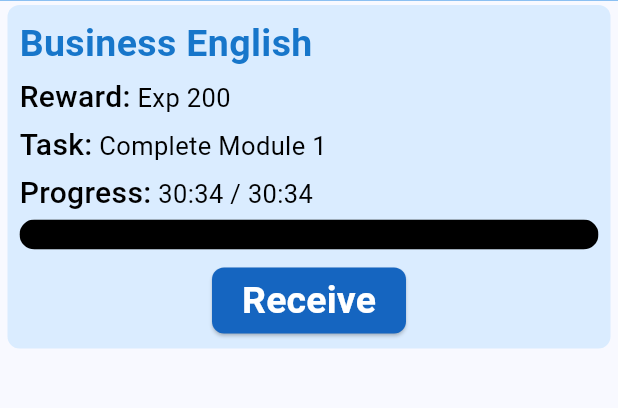
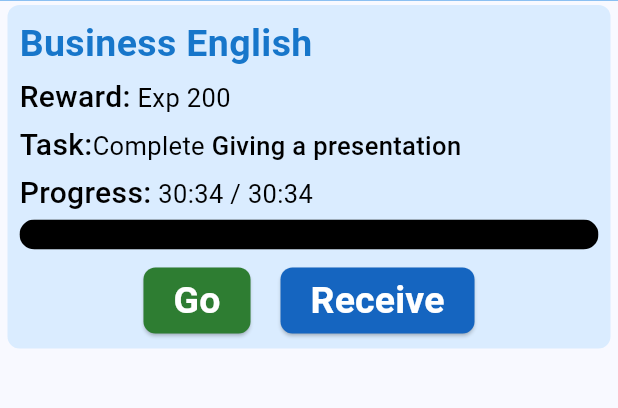
Before and after one commit to Crystal511123/StudyBuddy, a Flutter app: the LandPage screen opened directly, after a tap on the "map" icon, after a tap on "Tasks", on a phone screen of 412 x 824 dp, the part 97-505 px from its top. Run offline on Flutter 3.47's test engine with Material 3 defaults, Android fonts, the phone set to English and light mode, and no system bars.

Commit message:
go and image

```diff
--- a/lib/land.dart
+++ b/lib/land.dart
@@ -18,8 +18,11 @@ class _LandPageState extends State<LandPage> {
         //child:
         Container(
           decoration: BoxDecoration(
-          image: DecorationImage(
+          image: Provider.of<SharedState>(context, listen:false).selectarea=='barn'&&widget.area!='Forest' ? DecorationImage(
             image: AssetImage('image/barnarea.png'), // Path to your image
+            fit: BoxFit.cover, // Ensures the image fills the entire background
+          ):DecorationImage(
+            image: AssetImage('image/forestbg.png'), // Path to your image
             fit: BoxFit.cover, // Ensures the image fills the entire background
           ),
         ),
@@ -50,21 +53,6 @@ class _LandPageState extends State<LandPage> {
                 },
               ),
             )
-              /*
-              child: IconButton(
-                iconSize:50,
-                icon: Icon(Icons.map),
-                color: Colors.blue[900],
-                onPressed: () {
-                  Navigator.of(context).pop();
-                  Navigator.push(
-                    context,
-                    MaterialPageRoute(
-                      builder: (context) => MyHomePage(),
-                    ),
-                  );
-                },
-              ),*/
             ),
 
             // Centered "Barn" text
--- a/lib/main.dart
+++ b/lib/main.dart
@@ -367,9 +367,9 @@ class _MyHomePageState extends State<MyHomePage> {
                   borderRadius: BorderRadius.circular(30),
                 ),
                 child: Provider.of<SharedState>(context).isUnlocked
-                ?ClipRRect(
+                ? ClipRRect(
                   borderRadius: BorderRadius.circular(30),
-                  child: Image.asset('image/barn.png', scale: 3.0),
+                  child: Image.asset('image/${Provider.of<SharedState>(context, listen: false).selectarea}.png', scale: 3.0),
                 )
                 :Column(
                   //mainAxisSize: MainAxisSize.min,
--- a/lib/shared_state.dart
+++ b/lib/shared_state.dart
@@ -7,7 +7,7 @@ class SharedState extends ChangeNotifier {
       'area': 'Forest',
       'title': 'Business English',
       'reward': 'Exp 200',
-      'task': 'Complete Module 1',
+      'task': 'Giving a presentation',
       'progress': '30:34 / 30:34',
       'progressValue': 1.0,
       'link':'coursera.org/learn/Business-English',
@@ -89,6 +89,11 @@ class SharedState extends ChangeNotifier {
     if(name=='Forest') {return 'Forest';}
     else {return recordName;}// Update the course name // Notify listeners about the change
   }
+  String selectarea='';
+  void setSelectarea(String area){
+    selectarea = area;
+    notifyListeners();
+  }
   void moveCourse(int index, String area){
     tasks[index]['area'] = area; // Update the course name
     notifyListeners(); // Notify listeners about the change
--- a/lib/task.dart
+++ b/lib/task.dart
@@ -1,6 +1,7 @@
 import 'package:flutter/material.dart';
 import 'package:provider/provider.dart';
 import 'shared_state.dart';
+import 'package:url_launcher/url_launcher.dart';
 
 class TaskPage extends StatefulWidget {
   const TaskPage({super.key});
@@ -53,6 +54,13 @@ class _TaskPageState extends State<TaskPage>{
         );
       },
     );
+  }
+  Future<void> _launchUrl() async {
+    print('go go go!');
+    final Uri _url = Uri.parse('https://www.coursera.org/learn/robotics1/home/module/1');
+    if (!await launchUrl(_url)) {
+      throw Exception('Could not launch $_url');
+    }
   }
   double titleSize=25.0;
   double subtitleSize=20.0;
@@ -166,8 +174,12 @@ class _TaskPageState extends State<TaskPage>{
                         style: TextStyle(fontSize: subtitleSize, fontWeight: FontWeight.w500, color: Colors.black),
                         children:[
                           TextSpan(
+                            text:"Complete",
+                            style:TextStyle(fontSize: textSize, fontWeight: FontWeight.w400, color: Colors.black),
+                          ),
+                          TextSpan(
                             text:" ${Provider.of<SharedState>(context).tasks[index]['task']}",
-                            style: TextStyle(fontSize: textSize, fontWeight: FontWeight.w400, color: Colors.black),
+                            style: TextStyle(fontSize: textSize, fontWeight: FontWeight.w500, color: Colors.black),
                           ),
                         ],
                       ), ),
@@ -223,8 +235,30 @@ class _TaskPageState extends State<TaskPage>{
                         ),
                       ),
                       const SizedBox(height: 10),
-                      Center(
-                        child: ElevatedButton(
+                      Row(
+                        mainAxisAlignment: MainAxisAlignment.center,
+                        children:[
+                          ElevatedButton(
+                          style: ElevatedButton.styleFrom(
+                            backgroundColor: Colors.green[800],
+                            shape: RoundedRectangleBorder(
+                              borderRadius: BorderRadius.circular(8),
+                            ),
+                            padding: const EdgeInsets.symmetric(horizontal: 20, vertical: 4),
+                          ),
+                          onPressed:() {
+                            _launchUrl();
+                          },
+                          child: const Text(
+                            'Go',
+                            style: TextStyle(
+                              fontSize: 25,
+                              color: Colors.white,
+                              fontWeight: FontWeight.bold,
+                            ),
+                          ),),
+                          const SizedBox(width: 20),
+                          ElevatedButton(
                           style: ElevatedButton.styleFrom(
                             backgroundColor: Provider.of<SharedState>(context).tasks[index]['progressValue'] == 1.0
                                 ? Colors.blue[800]
@@ -250,7 +284,7 @@ class _TaskPageState extends State<TaskPage>{
                               fontWeight: FontWeight.bold,
                             ),
                           ),
-                        ),
+                        ),],
                       )
                     ],
                   ),
--- a/pubspec.yaml
+++ b/pubspec.yaml
@@ -31,6 +31,7 @@ dependencies:
   flutter:
     sdk: flutter
   provider: ^6.0.5
+  url_launcher: ^6.1.11
 
   # The following adds the Cupertino Icons font to your application.
   # Use with the CupertinoIcons class for iOS style icons.
@@ -79,6 +80,7 @@ flutter:
     - image/android.png
     - image/cowboy.png
     - image/farm_boy.png
+    - image/forestbg.png
 
   # An image asset can refer to one or more resolution-specific "variants", see
   # https://flutter.dev/to/resolution-aware-images
```
Also changed, not shown: lib/course.dart (+14 -13 lines), lib/purchase.dart (+42 -1 lines), lib/set_new_area.dart (+7 -6 lines), image/forestbg.png (added), pubspec.lock, 5 other files.
